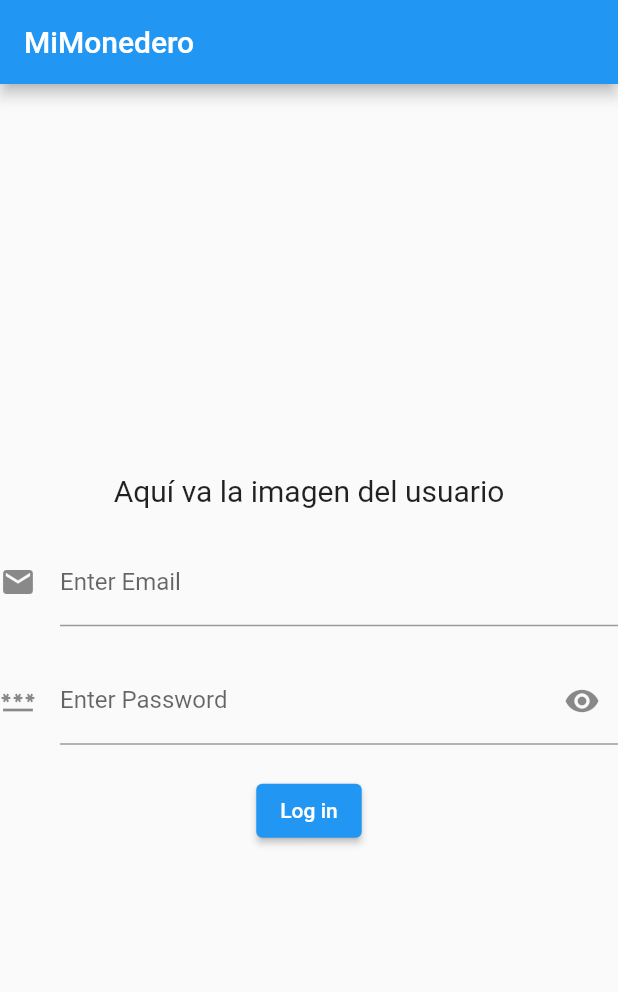
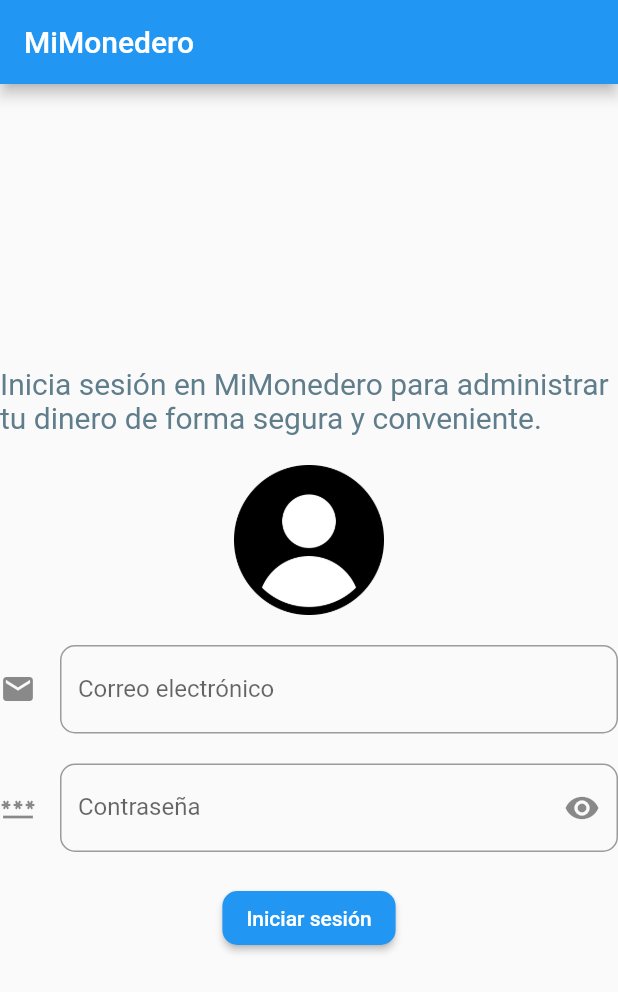
Before and after one commit to luis2001cazares/MiMonedero, a Flutter app: the screen it shows after launch, on a phone screen of 412 x 824 dp. Shown: the top 992 px of the screen. Run offline on Flutter 3.47's test engine with Material 2 defaults, Android fonts, the phone set to English and light mode, and no system bars.

Commit message:
se añadió una imagen generica de usuario al login

```diff
--- a/lib/widgets/login.dart
+++ b/lib/widgets/login.dart
@@ -22,28 +22,40 @@
           mainAxisAlignment: MainAxisAlignment.center,
           children: [
             const Text(
-              'Aquí va la imagen del usuario',
-              style: TextStyle(fontSize: 20),
+              'Inicia sesión en MiMonedero para administrar tu dinero de forma segura y conveniente.',
+              style: TextStyle(fontSize: 20, color: Colors.blueGrey),
+            ),
+            const SizedBox(height: 20),
+            Image.asset(
+              'assets/user_image.png',
+              width: 100,
+              height: 100,
             ),
             const SizedBox(height: 20),
             TextField(
               controller: _emailController,
               decoration: InputDecoration(
-                labelText: 'Enter Email',
+                labelText: 'Correo electrónico',
                 icon: const Icon(Icons.email),
+                border: OutlineInputBorder(
+                  borderRadius: BorderRadius.circular(10),
+                ),
               ),
             ),
             const SizedBox(height: 20),
             TextField(
               controller: _passwordController,
               decoration: InputDecoration(
-                labelText: 'Enter Password',
+                labelText: 'Contraseña',
                 icon: const Icon(Icons.password),
                 suffixIcon: IconButton(
                   icon: const Icon(Icons.visibility),
                   onPressed: () {
                     // Mostrar o ocultar la contraseña
                   },
+                ),
+                border: OutlineInputBorder(
+                  borderRadius: BorderRadius.circular(10),
                 ),
               ),
               obscureText: true,
@@ -54,7 +66,7 @@
               onPressed: () {
                 // Iniciar sesión
               },
-              child: const Text('Log in'),
+              child: const Text('Iniciar sesión'),
             ),
           ],
         ),
@@ -75,6 +87,11 @@
     return ElevatedButton(
       onPressed: onPressed,
       child: child,
+      style: ElevatedButton.styleFrom(
+        shape: RoundedRectangleBorder(
+          borderRadius: BorderRadius.circular(10),
+        ),
+      ),
     );
   }
 }
```
Also changed, not shown: assets/user_image.png (added).
